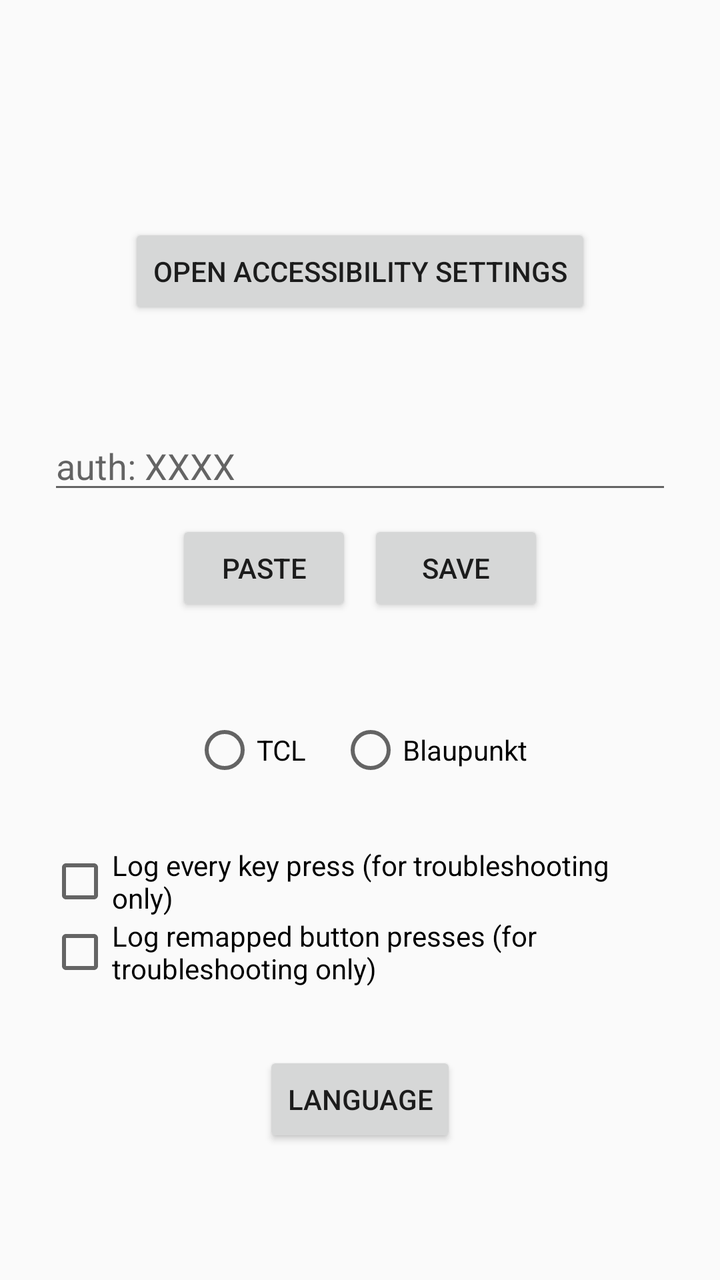
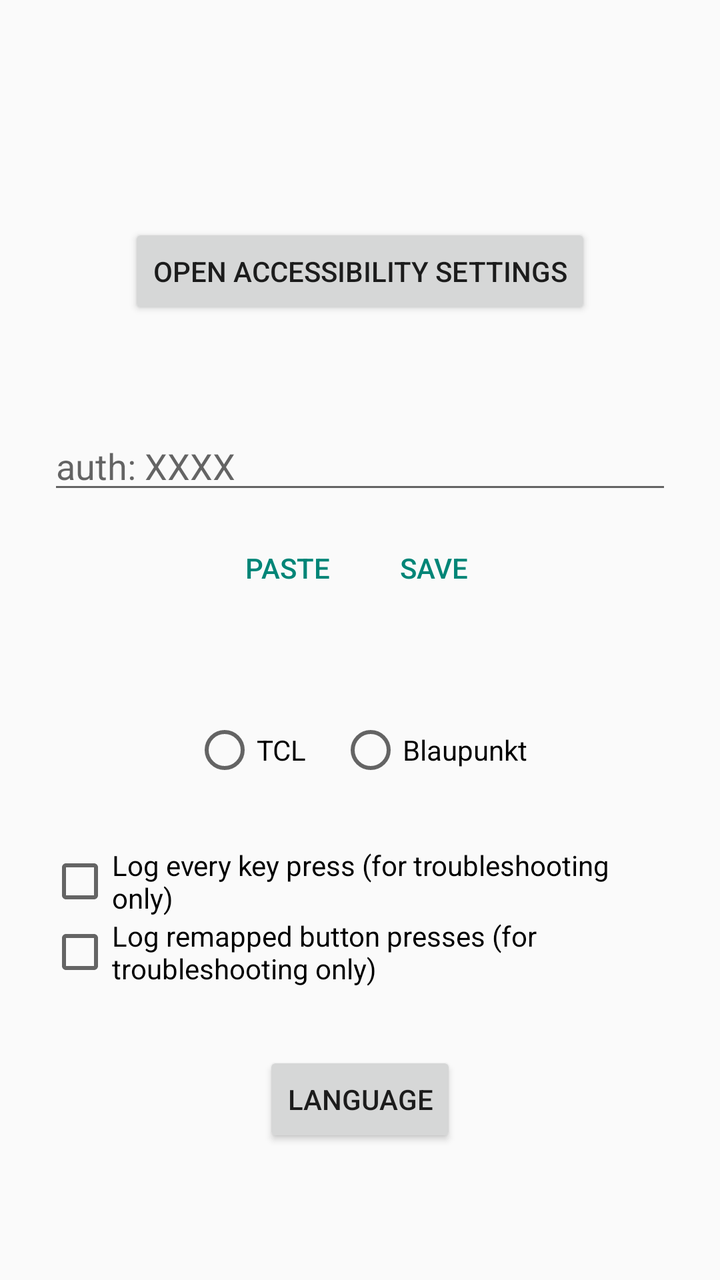

Two renders of the same Android screen: before a commit and after it. Below are the layout's source before the change and the commit's diff.
<!-- AndroidManifest.xml: activity theme Theme.ButtonMapper -->
<!-- res/layout/activity_main.xml -->
<?xml version="1.0" encoding="utf-8"?>
<LinearLayout xmlns:android="http://schemas.android.com/apk/res/android"
    android:layout_width="match_parent"
    android:layout_height="match_parent"
    android:orientation="vertical"
    android:gravity="center"
    android:padding="24dp">

    <TextView
        android:id="@+id/statusText"
        android:layout_width="wrap_content"
        android:layout_height="wrap_content"
        android:layout_marginBottom="24dp"
        android:textSize="16sp" />

    <Button
        android:id="@+id/openAccessibilitySettingsButton"
        android:layout_width="wrap_content"
        android:layout_height="wrap_content"
        android:text="@string/open_accessibility_settings" />

    <TextView
        android:id="@+id/shizukuAuthTokenLabel"
        android:layout_width="wrap_content"
        android:layout_height="wrap_content"
        android:layout_marginTop="32dp"
        android:textSize="14sp" />

    <EditText
        android:id="@+id/shizukuAuthTokenInput"
        android:layout_width="match_parent"
        android:layout_height="wrap_content"
        android:inputType="text"
        android:hint="@string/shizuku_auth_token_hint" />

    <LinearLayout
        android:layout_width="wrap_content"
        android:layout_height="wrap_content"
        android:orientation="horizontal"
        android:layout_marginTop="8dp">

        <Button
            android:id="@+id/pasteShizukuAuthTokenButton"
            android:layout_width="wrap_content"
            android:layout_height="wrap_content"
            android:layout_marginEnd="8dp"
            android:text="@string/paste" />

        <Button
            android:id="@+id/saveShizukuAuthTokenButton"
            android:layout_width="wrap_content"
            android:layout_height="wrap_content"
            android:text="@string/save" />

    </LinearLayout>

    <TextView
        android:id="@+id/tvBrandLabel"
        android:layout_width="wrap_content"
        android:layout_height="wrap_content"
        android:layout_marginTop="32dp"
        android:textSize="14sp" />

    <RadioGroup
        android:id="@+id/tvBrandRadioGroup"
        android:layout_width="wrap_content"
        android:layout_height="wrap_content"
        android:orientation="horizontal">

        <RadioButton
            android:id="@+id/tvBrandTcl"
            android:layout_width="wrap_content"
            android:layout_height="wrap_content"
            android:text="@string/tv_brand_tcl" />

        <RadioButton
            android:id="@+id/tvBrandBlaupunkt"
            android:layout_width="wrap_content"
            android:layout_height="wrap_content"
            android:layout_marginStart="16dp"
            android:text="@string/tv_brand_blaupunkt" />

    </RadioGroup>

    <CheckBox
        android:id="@+id/logKeyEventsCheckBox"
        android:layout_width="wrap_content"
        android:layout_height="wrap_content"
        android:layout_marginTop="32dp"
        android:text="@string/log_key_events_label" />

    <CheckBox
        android:id="@+id/logRemapsCheckBox"
        android:layout_width="wrap_content"
        android:layout_height="wrap_content"
        android:text="@string/log_remaps_label" />

    <Button
        android:id="@+id/languageButton"
        android:layout_width="wrap_content"
        android:layout_height="wrap_content"
        android:layout_marginTop="32dp"
        android:text="@string/language" />

</LinearLayout>
<!-- resources referenced by this layout -->
<resources>
  <string name="language">Language</string>
  <string name="log_key_events_label">Log every key press (for troubleshooting only)</string>
  <string name="log_remaps_label">Log remapped button presses (for troubleshooting only)</string>
  <string name="open_accessibility_settings">Open Accessibility Settings</string>
  <string name="paste">Paste</string>
  <string name="save">Save</string>
  <string name="shizuku_auth_token_hint" translatable="false">auth: XXXX</string>
  <string name="tv_brand_blaupunkt" translatable="false">Blaupunkt</string>
  <string name="tv_brand_tcl" translatable="false">TCL</string>
  <style name="Theme.ButtonMapper" parent="Theme.AppCompat.DayNight.NoActionBar" />
</resources>

<!-- the commit's change to res/layout/activity_main.xml (unified diff, before → after) -->
@@ -31,9 +31,11 @@
         android:layout_width="match_parent"
         android:layout_height="wrap_content"
         android:inputType="text"
+        android:importantForAutofill="no"
         android:hint="@string/shizuku_auth_token_hint" />
 
     <LinearLayout
+        style="?android:attr/buttonBarStyle"
         android:layout_width="wrap_content"
         android:layout_height="wrap_content"
         android:orientation="horizontal"
@@ -41,6 +43,7 @@
 
         <Button
             android:id="@+id/pasteShizukuAuthTokenButton"
+            style="?android:attr/buttonBarButtonStyle"
             android:layout_width="wrap_content"
             android:layout_height="wrap_content"
             android:layout_marginEnd="8dp"
@@ -48,6 +51,7 @@
 
         <Button
             android:id="@+id/saveShizukuAuthTokenButton"
+            style="?android:attr/buttonBarButtonStyle"
             android:layout_width="wrap_content"
             android:layout_height="wrap_content"
             android:text="@string/save" />
